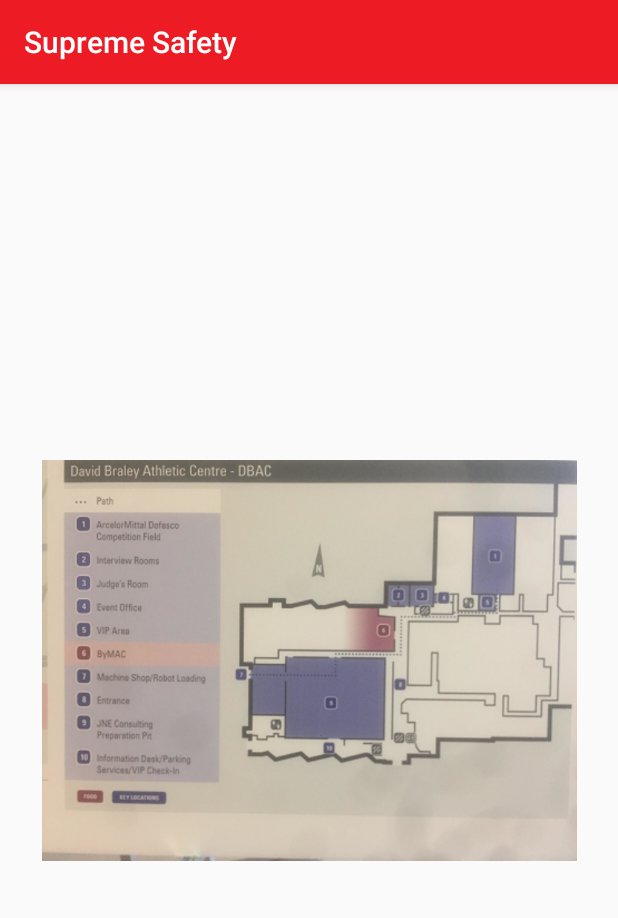
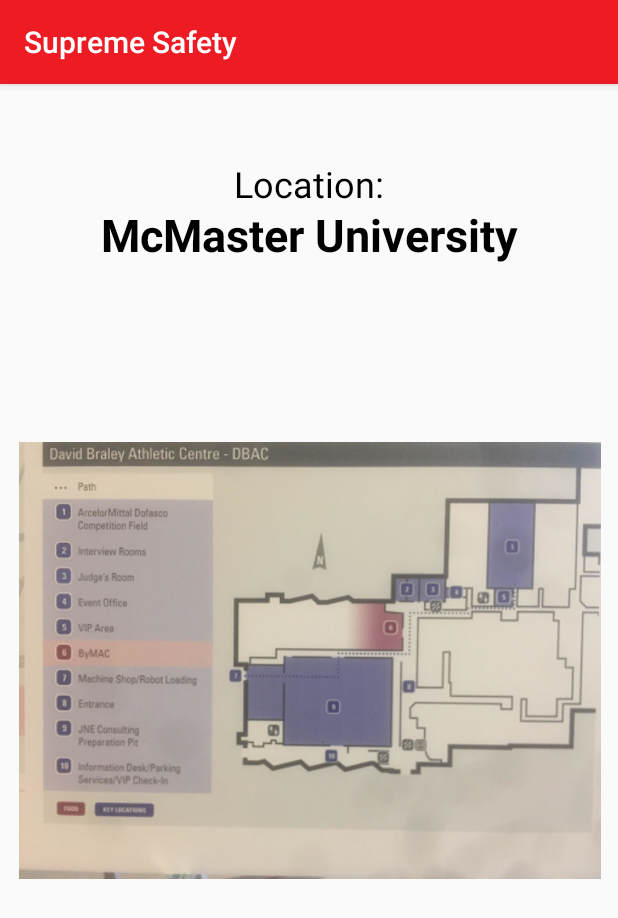
Before and after one commit to SupremeRobotics/SupremeSafety, an Android app: the DisplayMessageActivity2 screen opened directly, with no data from a screen before it, on a phone screen of 412 x 824 dp. Shown: the top 918 px of the screen. Run offline under Robolectric (Android 15) with nearby library versions, the light colour scheme and no system bars; Roboto replaces fonts that are not available here.

Commit message:
Modified layout and added fonts

```diff
--- a/app/src/main/res/layout/activity_display_message2.xml
+++ b/app/src/main/res/layout/activity_display_message2.xml
@@ -6,14 +6,45 @@
     android:layout_height="match_parent"
     tools:context=".DisplayMessageActivity2">
 
+    <TextView
+        android:id="@+id/textView11"
+        android:layout_width="match_parent"
+        android:layout_height="wrap_content"
+        android:layout_marginTop="50dp"
+        android:gravity="center"
+        android:text="Location:"
+        android:textColor="@android:color/black"
+        android:textSize="24sp"
+        app:layout_constraintEnd_toEndOf="parent"
+        app:layout_constraintHorizontal_bias="0.0"
+        app:layout_constraintStart_toStartOf="parent"
+        app:layout_constraintTop_toTopOf="parent" />
+
+    <TextView
+        android:id="@+id/textView10"
+        android:layout_width="match_parent"
+        android:layout_height="wrap_content"
+        android:layout_marginTop="80dp"
+        android:gravity="center"
+        android:text="McMaster University"
+        android:textColor="@android:color/black"
+        android:textSize="30sp"
+        android:textStyle="bold"
+        app:layout_constraintEnd_toEndOf="parent"
+        app:layout_constraintHorizontal_bias="1.0"
+        app:layout_constraintStart_toStartOf="parent"
+        app:layout_constraintTop_toTopOf="parent" />
+
     <ImageView
         android:id="@+id/imageView3"
-        android:layout_width="394dp"
-        android:layout_height="267dp"
+        android:layout_width="445dp"
+        android:layout_height="291dp"
+        android:contentDescription="Fire Exit"
         android:fadingEdge="horizontal|vertical"
         app:layout_constraintBottom_toBottomOf="parent"
         app:layout_constraintEnd_toEndOf="parent"
         app:layout_constraintStart_toStartOf="parent"
         app:layout_constraintTop_toTopOf="parent"
         app:srcCompat="@drawable/fire_exit" />
+
 </android.support.constraint.ConstraintLayout>
--- a/app/src/main/res/layout/activity_results.xml
+++ b/app/src/main/res/layout/activity_results.xml
@@ -27,9 +27,9 @@
         android:layout_height="66dp"
         android:layout_marginTop="92dp"
         android:gravity="center"
-        android:text="val"
+        android:text="(score)"
         android:textColor="@android:color/black"
-        android:textSize="24sp"
+        android:textSize="36sp"
         android:textStyle="bold"
         app:layout_constraintEnd_toEndOf="parent"
         app:layout_constraintStart_toStartOf="parent"
```
Also changed, not shown: app/src/main/res/layout/activity_display_message.xml (+4 -3 lines), app/src/main/res/layout/activity_quiz.xml (+5 -4 lines), app/src/main/assets/fonts/Futura.ttf (added), 2 other files.
